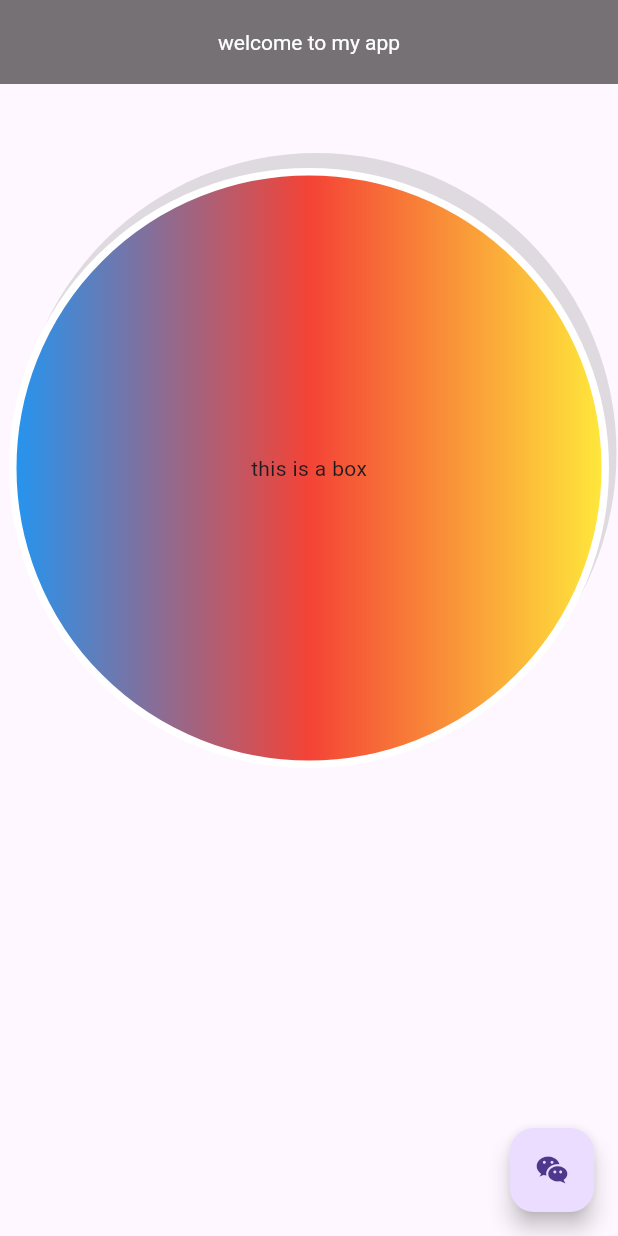
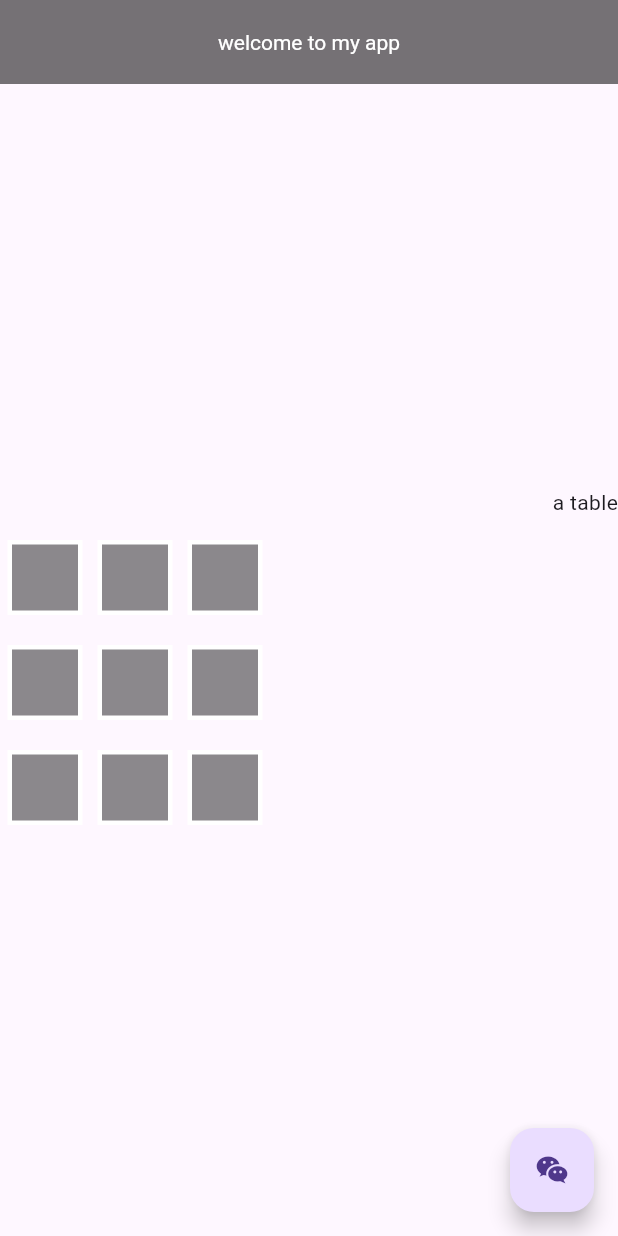
Before and after one commit to faria087/flutter, a Flutter app: the screen it shows after launch, on a phone screen of 412 x 824 dp. Run offline on Flutter 3.47's test engine with Material 3 defaults, Android fonts, the phone set to English and light mode, and no system bars.

Commit message:
row column

```diff
--- a/lib/home/screen.dart
+++ b/lib/home/screen.dart
@@ -83,24 +83,125 @@ class _HscreenState extends State<Hscreen> {
         onPressed: () {},
         child: Icon(Icons.wechat_sharp),
       ),
-      body: Container(
-        height: 500,
-        width: 400,
-        child: Text('this is a box'),
-        alignment: Alignment.center,
-        margin: EdgeInsets.all(6),
-        padding: EdgeInsets.all(2),
+      // body: Container(
+      //   height: 500,
+      //   width: 400,
+      //   child: Text('this is a box'),
+      //   alignment: Alignment.center,
+      //   margin: EdgeInsets.all(6),
+      //   padding: EdgeInsets.all(2),
 
-        decoration: BoxDecoration(
-          color: Colors.amberAccent,
-          // borderRadius: BorderRadius.circular(5),
-          border: Border.all(color: Colors.white, width: 5),
-          boxShadow: [BoxShadow(color: Colors.black12, offset: Offset(5, -10))],
-          gradient: LinearGradient(
-            colors: [Colors.blue, Colors.red, Colors.yellow],
+      //   decoration: BoxDecoration(
+      //     color: Colors.amberAccent,
+      //     // borderRadius: BorderRadius.circular(5),
+      //     border: Border.all(color: Colors.white, width: 5),
+      //     boxShadow: [BoxShadow(color: Colors.black12, offset: Offset(5, -10))],
+      //     gradient: LinearGradient(
+      //       colors: [Colors.blue, Colors.red, Colors.yellow],
+      //     ),
+      //     shape: BoxShape.circle,
+      //   ),
+      // ),
+      body: Column(
+        mainAxisAlignment: MainAxisAlignment.center,
+        crossAxisAlignment: CrossAxisAlignment.end,
+        spacing: 10,
+        children: [
+          Text("a table"),
+          Row(
+            children: [
+              Container(
+                margin: EdgeInsets.all(5),
+                height: 50,
+                width: 50,
+                decoration: BoxDecoration(
+                  color: Colors.black45,
+                  border: Border.all(width: 3, color: Colors.white),
+                ),
+              ),
+              Container(
+                margin: EdgeInsets.all(5),
+                height: 50,
+                width: 50,
+                decoration: BoxDecoration(
+                  color: Colors.black45,
+                  border: Border.all(width: 3, color: Colors.white),
+                ),
+              ),
+              Container(
+                margin: EdgeInsets.all(5),
+                height: 50,
+                width: 50,
+                decoration: BoxDecoration(
+                  color: Colors.black45,
+                  border: Border.all(width: 3, color: Colors.white),
+                ),
+              ),
+            ],
           ),
-          shape: BoxShape.circle,
-        ),
+          Row(
+            children: [
+              Container(
+                margin: EdgeInsets.all(5),
+                height: 50,
+                width: 50,
+                decoration: BoxDecoration(
+                  color: Colors.black45,
+                  border: Border.all(width: 3, color: Colors.white),
+                ),
+              ),
+              Container(
+                margin: EdgeInsets.all(5),
+                height: 50,
+                width: 50,
+                decoration: BoxDecoration(
+                  color: Colors.black45,
+                  border: Border.all(width: 3, color: Colors.white),
+                ),
+              ),
+              Container(
+                margin: EdgeInsets.all(5),
+                height: 50,
+                width: 50,
+                decoration: BoxDecoration(
+                  color: Colors.black45,
+                  border: Border.all(width: 3, color: Colors.white),
+                ),
+              ),
+            ],
+          ),
+          Row(
+            children: [
+              Container(
+                margin: EdgeInsets.all(5),
+                height: 50,
+                width: 50,
+                decoration: BoxDecoration(
+                  color: Colors.black45,
+                  border: Border.all(width: 3, color: Colors.white),
+                ),
+              ),
+              Container(
+                margin: EdgeInsets.all(5),
+                height: 50,
+                width: 50,
+                decoration: BoxDecoration(
+                  color: Colors.black45,
+                  border: Border.all(width: 3, color: Colors.white),
+                ),
+              ),
+              Container(
+                margin: EdgeInsets.all(5),
+                height: 50,
+                width: 50,
+                decoration: BoxDecoration(
+                  color: Colors.black45,
+                  border: Border.all(width: 3, color: Colors.white),
+                ),
+              ),
+            ],
+          ),
+        ],
       ),
     );
   }
```
